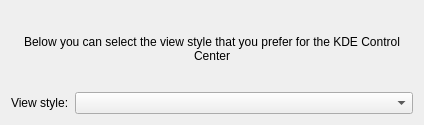
First picture: the form in app/configDialog.ui, repository KDE/systemsettings, before the edit.
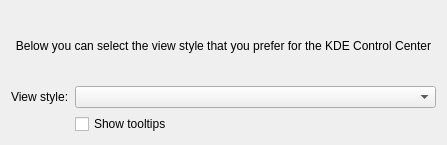
Second picture: the form after the edit. Custom widgets are drawn as their Qt base class.

Commit message: Make the Show Tooltips option for enhanced tooltips configurable (if no enhanced tooltips are shown, the default ones are shown). On default the enhanced tooltips are not shown.

Patch:
```diff
--- a/app/configDialog.ui
+++ b/app/configDialog.ui
@@ -6,8 +6,8 @@
    <rect>
     <x>0</x>
     <y>0</y>
-    <width>424</width>
-    <height>125</height>
+    <width>447</width>
+    <height>145</height>
    </rect>
   </property>
   <layout class="QGridLayout" name="gridLayout">
@@ -40,6 +40,13 @@
      </property>
     </widget>
    </item>
+   <item row="2" column="1">
+    <widget class="QCheckBox" name="ChTooltips">
+     <property name="text">
+      <string>Show tooltips</string>
+     </property>
+    </widget>
+   </item>
   </layout>
  </widget>
  <customwidgets>
```
The commit also changes 2 other files.
